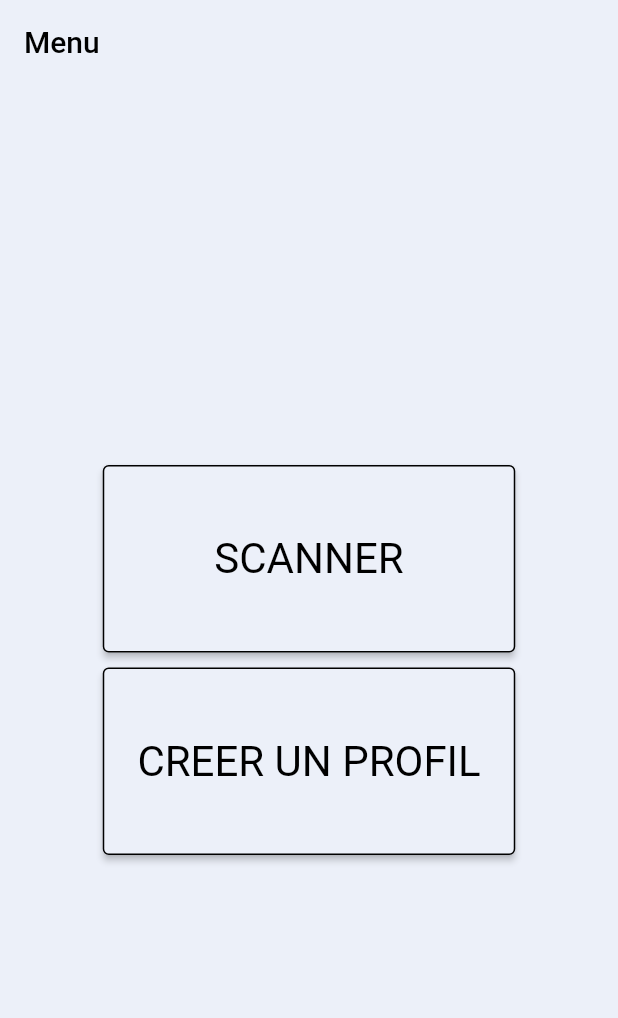
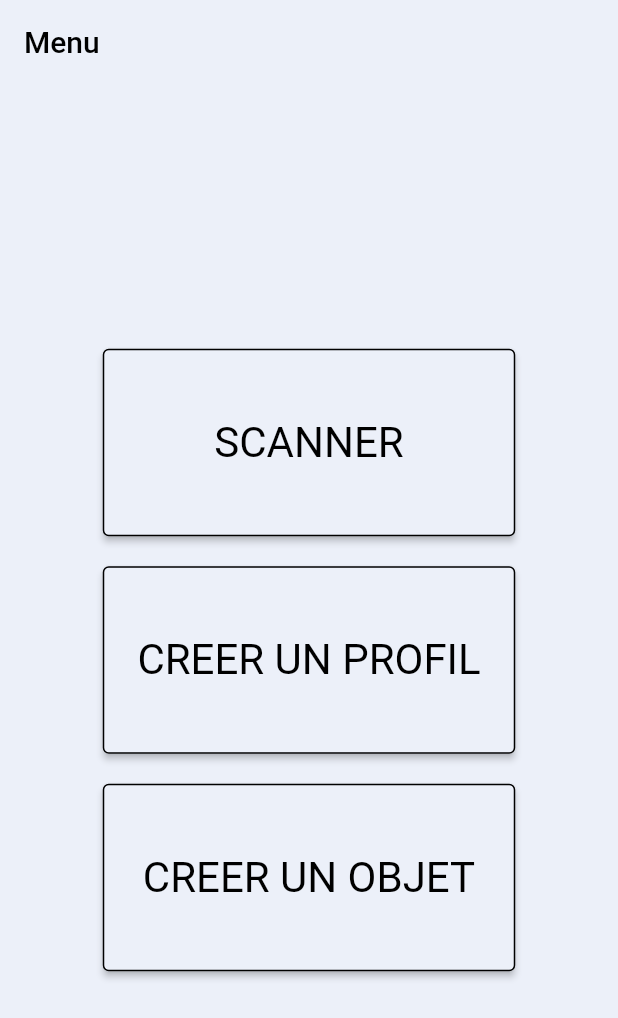
Before and after one commit to khrid/HES_646-2_Projects_GRIMM_Scanner, a Flutter app: the screen it shows after launch, on a phone screen of 412 x 824 dp. Shown: the top 1018 px of the screen. Run offline on Flutter 3.47's test engine with Material 2 defaults, Android fonts, the phone set to English and light mode, and no system bars; our stand-ins replace cloud_firestore, firebase_auth, firebase_core, qr_flutter; missing offline and left inert: flutter_barcode_scanner; accounts and stored records are empty.

Commit message:
creation de la navigation de la vue

```diff
--- a/lib/main.dart
+++ b/lib/main.dart
@@ -4,6 +4,8 @@ import 'package:flutter/material.dart';
 import 'package:grimm_scanner/pages/create_account.dart';
 import 'package:grimm_scanner/pages/home.dart';
 import 'package:grimm_scanner/pages/items_detail.dart';
+
+import 'pages/create_object.dart';
 
 Future<void> main() async {
   WidgetsFlutterBinding.ensureInitialized();
@@ -75,6 +77,7 @@ class _AppState extends State<App> with WidgetsBindingObserver {
       routes: {
         ItemDetail.routeName: (context) => const ItemDetail(),
         CreateAccountScreen.routeName: (context) => const CreateAccountScreen(),
+        CreateObjectScreen.routeName: (context) => const CreateObjectScreen(),
       },
     );
   }
--- a/lib/pages/home.dart
+++ b/lib/pages/home.dart
@@ -7,10 +7,9 @@ import 'package:grimm_scanner/pages/items_detail.dart';
 import 'package:grimm_scanner/widgets/button_home.dart';
 
 import 'create_account.dart';
+import 'create_object.dart';
 
 class Home extends StatefulWidget {
-
-
   const Home({Key? key}) : super(key: key);
 
   @override
@@ -29,7 +28,7 @@ class _HomeState extends State<Home> {
           elevation: 0,
         ),
         body: Container(
-          color:  Theme.of(context).primaryColor,
+            color: Theme.of(context).primaryColor,
             child: Row(
               mainAxisAlignment: MainAxisAlignment.center,
               children: <Widget>[
@@ -37,10 +36,19 @@ class _HomeState extends State<Home> {
                   mainAxisAlignment: MainAxisAlignment.center,
                   children: <Widget>[
                     CustomHomeButton(title: "SCANNER", onPressed: scanQR),
-                const SizedBox(height: 10.0,),
+                    const SizedBox(
+                      height: 20.0,
+                    ),
+
                     /*CustomHomeButton(title: "FAKE SCAN", onPressed: fakeScan),
                 const SizedBox(height: 10.0,),*/
-                CustomHomeButton(title: "CREER UN PROFIL", onPressed: createUser)
+                    CustomHomeButton(
+                        title: "CREER UN PROFIL", onPressed: createUser),
+                    const SizedBox(
+                      height: 20.0,
+                    ),
+                    CustomHomeButton(
+                        title: "CREER UN OBJET", onPressed: createObject)
                   ],
                 ),
               ],
@@ -55,12 +63,17 @@ class _HomeState extends State<Home> {
     });
   }
 
+  Future<void> createObject() async {
+    setState(() {
+      Navigator.pushNamed(context, CreateObjectScreen.routeName);
+    });
+  }
+
   Future<void> fakeScan() async {
     setState(() {
       _qrCode = Constants.grimmQrCodeStartsWith + "13tBavQPNXaLJFH4vqnc";
       // on passe à l'écran de détail d'un objet, en transmettant le qr plus loin
-      Navigator.pushNamed(context, ItemDetail.routeName,
-          arguments: _qrCode);
+      Navigator.pushNamed(context, ItemDetail.routeName, arguments: _qrCode);
     });
   }
 
@@ -110,7 +123,8 @@ class _HomeState extends State<Home> {
       });
     } else {
       ScaffoldMessenger.of(context).showSnackBar(const SnackBar(
-          content: Text("La lecture QR n'est possible que depuis l'application native Android / iOS.")));
+          content: Text(
+              "La lecture QR n'est possible que depuis l'application native Android / iOS.")));
     }
   }
 }
```
Also changed, not shown: lib/pages/create_object.dart (added, +64 -0 lines). Lines whose indentation alone changed are shown as unchanged.
